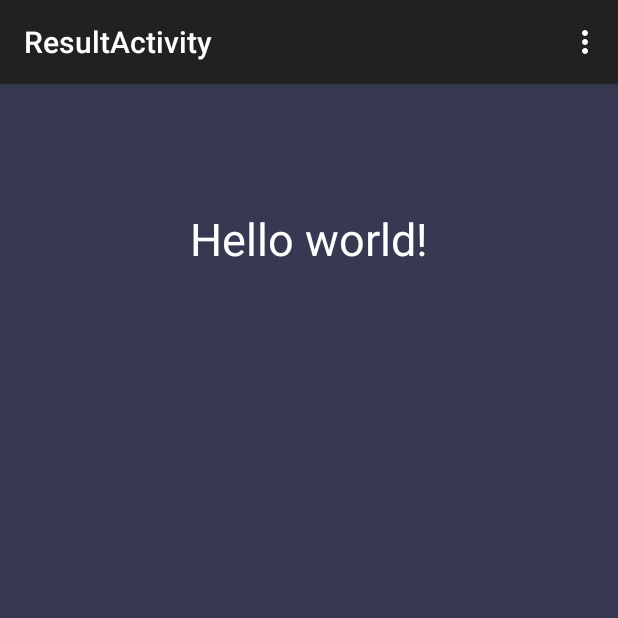
After one commit to andacosta/voice-to-hand, an Android app: the ResultActivity screen opened directly, with no data from a screen before it, on a phone screen of 412 x 824 dp, the top half of it. The commit adds this screen. Run offline under Robolectric (Android 15) with nearby library versions, the phone set to English and light mode, and no system bars.

Commit message:
New Activity Layout

```diff
--- a/app/src/main/AndroidManifest.xml
+++ b/app/src/main/AndroidManifest.xml
@@ -16,6 +16,10 @@
                 <category android:name="android.intent.category.LAUNCHER" />
             </intent-filter>
         </activity>
+        <activity
+            android:name=".ResultActivity"
+            android:label="@string/title_activity_result" >
+        </activity>
     </application>
 
 </manifest>
--- /dev/null
+++ b/app/src/main/java/com/cappacitate/voicetohand/ResultActivity.java
@@ -0,0 +1,39 @@
+package com.cappacitate.voicetohand;
+
+import android.support.v7.app.ActionBarActivity;
+import android.os.Bundle;
+import android.view.Menu;
+import android.view.MenuItem;
+
+
+public class ResultActivity extends ActionBarActivity {
+
+    @Override
+    protected void onCreate(Bundle savedInstanceState) {
+        super.onCreate(savedInstanceState);
+        setContentView(R.layout.activity_result);
+    }
+
+
+    @Override
+    public boolean onCreateOptionsMenu(Menu menu) {
+        // Inflate the menu; this adds items to the action bar if it is present.
+        getMenuInflater().inflate(R.menu.menu_result, menu);
+        return true;
+    }
+
+    @Override
+    public boolean onOptionsItemSelected(MenuItem item) {
+        // Handle action bar item clicks here. The action bar will
+        // automatically handle clicks on the Home/Up button, so long
+        // as you specify a parent activity in AndroidManifest.xml.
+        int id = item.getItemId();
+
+        //noinspection SimplifiableIfStatement
+        if (id == R.id.action_settings) {
+            return true;
+        }
+
+        return super.onOptionsItemSelected(item);
+    }
+}
--- a/app/src/main/res/layout/activity_main.xml
+++ b/app/src/main/res/layout/activity_main.xml
@@ -19,8 +19,7 @@
             android:layout_width="match_parent"
             android:layout_height="match_parent"
             android:src="@drawable/appname"
-            android:layout_gravity="center"
-            />
+            android:layout_gravity="center"/>
 
     </LinearLayout>
 
--- /dev/null
+++ b/app/src/main/res/layout/activity_result.xml
@@ -0,0 +1,38 @@
+<LinearLayout xmlns:android="http://schemas.android.com/apk/res/android"
+    xmlns:tools="http://schemas.android.com/tools" android:layout_width="match_parent"
+    android:layout_height="match_parent" android:paddingLeft="@dimen/activity_horizontal_margin"
+    android:orientation="vertical" android:background="@color/blue_dark"
+    android:paddingRight="@dimen/activity_horizontal_margin"
+    android:paddingTop="@dimen/activity_vertical_margin"
+    android:paddingBottom="@dimen/activity_vertical_margin"
+    tools:context="com.cappacitate.voicetohand.ResultActivity">
+
+    <RelativeLayout
+        android:layout_width="match_parent"
+        android:layout_height="wrap_content"
+        android:orientation="horizontal"
+        android:layout_weight="0.3">
+
+        <TextView android:text="@string/hello_world"
+            android:layout_width="wrap_content"
+            android:layout_height="wrap_content"
+            android:layout_centerInParent="true"
+            android:textColor="@color/white"
+            android:textSize="30dp"/>
+
+    </RelativeLayout>
+
+    <RelativeLayout
+        android:layout_width="match_parent"
+        android:layout_height="wrap_content"
+        android:orientation="horizontal"
+        android:layout_weight="0.7">
+
+        <ImageView
+            android:layout_width="250dp"
+            android:layout_height="250dp"
+            android:layout_centerInParent="true"/>
+
+    </RelativeLayout>
+
+</LinearLayout>
--- /dev/null
+++ b/app/src/main/res/menu/menu_result.xml
@@ -0,0 +1,7 @@
+<menu xmlns:android="http://schemas.android.com/apk/res/android"
+    xmlns:app="http://schemas.android.com/apk/res-auto"
+    xmlns:tools="http://schemas.android.com/tools"
+    tools:context="com.cappacitate.voicetohand.ResultActivity">
+    <item android:id="@+id/action_settings" android:title="@string/action_settings"
+        android:orderInCategory="100" app:showAsAction="never" />
+</menu>
--- a/app/src/main/res/values/strings.xml
+++ b/app/src/main/res/values/strings.xml
@@ -7,5 +7,6 @@
     <string name="main_title">Presione para grabar</string>
     <string name="input_hint">Ingrese una palabra</string>
     <string name="button_send">ENVIAR</string>
+    <string name="title_activity_result">ResultActivity</string>
 
 </resources>
```
